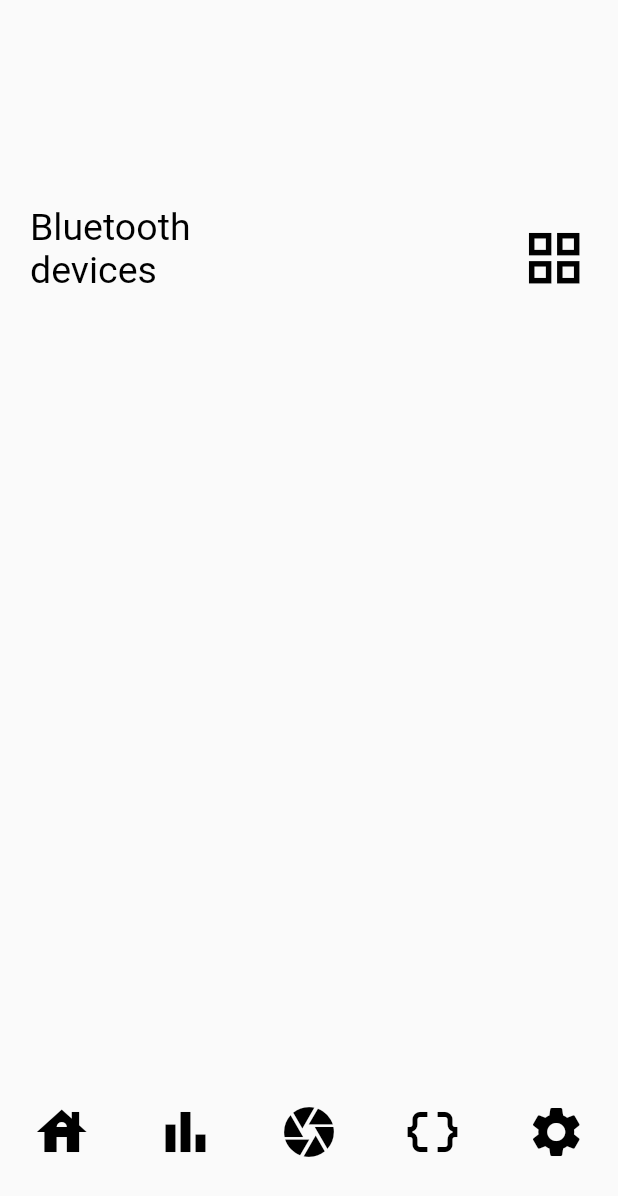
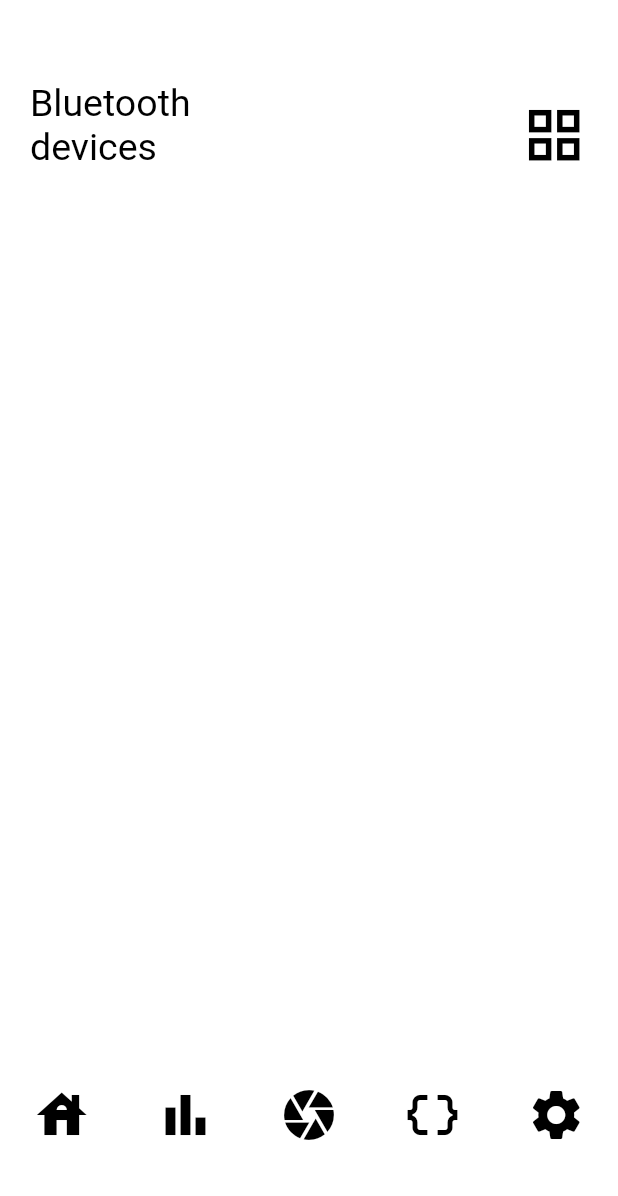
Before and after one commit to HrProject56/TINPRJ0456_app, a Flutter app: the screen it shows after launch, item 5 of the bottom bar chosen, after a tap on the "chevron right" icon, on a phone screen of 412 x 824 dp. Shown: the top 1196 px of the screen. Run offline on Flutter 3.47's test engine with Material 2 defaults, Android fonts, the phone set to English and light mode, and no system bars.

Commit message:
Dark Light modus werkt nu correct!

```diff
--- a/lib/presenters/settingsPresenter.dart
+++ b/lib/presenters/settingsPresenter.dart
@@ -15,6 +15,7 @@ import 'dart:async';
 class SettingsPresenter
 {
   final DEFAULT_VERSION = "1.0.0";
+  SettingsModel _settingsModel = SettingsModel();
 
 
   /**
@@ -22,6 +23,7 @@ class SettingsPresenter
    */
   SettingsPresenter()
   {
+    _settingsModel = SettingsModel.getInstance()!!;
   }
 
 
@@ -84,13 +86,13 @@ class SettingsPresenter
   /**
    * Setters
    */
-  static set setDarkLightMode(bool value) => SettingsModel.setDarkLightMode = value;
-  static set setSystemlang(String lang) => SettingsModel.setCurrentLanguage = lang;
+  set setDarkLightMode(bool value) => _settingsModel.setDarkLightMode = value;
+  set setSystemlang(String lang) => _settingsModel.setCurrentLanguage = lang;
 
 
   /**
    * Getters
    */
-  static bool get getDarkLightMode => SettingsModel.getDarkLightMode;
-  static String get getSystemLang => SettingsModel.getCurrentLanguage;
+  bool get getDarkLightMode => _settingsModel.getDarkLightMode;
+  String get getSystemLang => _settingsModel.getCurrentLanguage;
 }
--- a/lib/utils/uiFunctions.dart
+++ b/lib/utils/uiFunctions.dart
@@ -18,6 +18,7 @@ class UIFunctions
 	static final DIVIDER = 100;
 	static final NAV_NAMES_LIST = [ "home", "statistics", "camera", "database", "settings" ];
 	static final NAV_ICON_LIST = [ Icons.house, Icons.bar_chart, Icons.camera, Icons.data_object, Icons.settings ];
+	static final _settingsPresenter = SettingsPresenter();
 
 
 	/**
@@ -39,13 +40,36 @@ class UIFunctions
 
 
 	/**
+	 * Method to toggle light & dark mode background colors
+	 */
+	static Color toggleBackground()
+	{
+		return _settingsPresenter.getDarkLightMode ? ColorPallette.getBackgroundDarkColor : ColorPallette.getBackgroundLightColor;
+	}
+
+
+	/**
+	 * Method to toggle light & dark font colors
+	 */
+	static Color toggleFontColor()
+	{
+		return _settingsPresenter.getDarkLightMode ? ColorPallette.getFontColorDark : ColorPallette.getFontColorLight;
+	}
+
+
+	/**
  	 *
 	 **/
-	static List<Widget> addTopBar(BuildContext context, String title)
+	static Widget addTopBar(BuildContext context, String title)
 	{
-		List<Widget> bar = [];
-
-		bar.add(Container(
+		return 	Container(
+			width: MediaQuery.of(context).size.width,
+			height: UIFunctions.calculateHeightByFactor(context, 10),
+			alignment: FractionalOffset.topCenter,
+			margin: EdgeInsets.fromLTRB(00.0, 30.0, 00.00, 30.0),
+			child: Row(
+					children: <Widget>[
+						Container(
 							width: calculateWidthByFactor(context, 50),
 							alignment: Alignment.bottomLeft,
 							padding: EdgeInsets.fromLTRB(20.0, 00.0, 00.0, 00.0),
@@ -53,32 +77,33 @@ class UIFunctions
 								title,
 								style: TextStyle(
 									fontSize: 25.0,
-					color: SettingsPresenter.getDarkLightMode ? ColorPallette.getFontColorDark : ColorPallette.getFontColorLight,
+									color: toggleFontColor(),
 								),
 							),
-		));
-		bar.add(Container(
+						),
+						Container(
 							width: calculateWidthByFactor(context, 50),
 							alignment: Alignment.bottomRight,
 							padding: EdgeInsets.fromLTRB(00.0, 00.0, 20.0, 00.0),
 							child: Icon(
 								Icons.grid_view,
 								size: 45.0,
-				color: SettingsPresenter.getDarkLightMode ? ColorPallette.getFontColorDark : ColorPallette.getFontColorLight,
+								color: toggleFontColor(),
 							),
-		));
-
-		return bar;
+						),
+					],
+			),
+		);
 	}
 
 
 	/**
 	 *
 	 **/
-	static List<Widget> addNavigationBar(BuildContext context, int size)
+	static Widget addNavigationBar(BuildContext context, int size)
 	{
 		List<Widget> nav = [];
-		NavigationPresenter navPresenter = new NavigationPresenter();
+		NavigationPresenter navPresenter = NavigationPresenter();
 
 		for (int i = 0; i < size; i++) {
 			nav.add(Container(
@@ -89,12 +114,18 @@ class UIFunctions
 					child: Icon(
 						NAV_ICON_LIST[i],
 						size: 40.0,
-						color: SettingsPresenter.getDarkLightMode ? ColorPallette.getFontColorDark : ColorPallette.getFontColorLight,
+						color: toggleFontColor(),
 					),
 				),
 			));
 		}
 
-		return nav;
+		return Container(
+			width: MediaQuery.of(context).size.width,
+			alignment: FractionalOffset.bottomCenter,
+			child: Row(
+				children: nav,
+			),
+		);
 	}
 }
--- a/lib/views/bluetoothView.dart
+++ b/lib/views/bluetoothView.dart
@@ -44,38 +44,25 @@ class _BluetoothView extends State<BluetoothView>
 	{
 		return Scaffold(
 			appBar: null,
+			backgroundColor: UIFunctions.toggleBackground(),
 			body: Center(
 				child: Container(
 					height: double.maxFinite,
 					child: Column(
 						children: <Widget>[
 							// Title Container
-							Container(
-								width: MediaQuery.of(context).size.width,
-								height: UIFunctions.calculateHeightByFactor(context, 20),
-								alignment: FractionalOffset.topCenter,
-								margin: EdgeInsets.fromLTRB(00.0, 30.0, 00.00, 00.0),
-								child: Row(
-									children: UIFunctions.addTopBar(context, title),
-								),
-							),
+							UIFunctions.addTopBar(context, title),
 
 
 							// Contents Container
 							Container(
 								width: MediaQuery.of(context).size.width,
-								height: UIFunctions.calculateHeightByFactor(context, 65),
+								height: UIFunctions.calculateHeightByFactor(context,  70),
 							),
 
 
 							// Navigation and footer container
-							Container(
-								width: MediaQuery.of(context).size.width,
-								alignment: FractionalOffset.bottomCenter,
-								child: Row(
-									children: UIFunctions.addNavigationBar(context, 5),
-								),
-							),
+							UIFunctions.addNavigationBar(context, 5),
 						],
 					),
 				),
--- a/lib/views/databaseView.dart
+++ b/lib/views/databaseView.dart
@@ -44,38 +44,25 @@ class _DatabaseView extends State<DatabaseView>
 	{
 		return Scaffold(
 			appBar: null,
+			backgroundColor: UIFunctions.toggleBackground(),
 			body: Center(
 				child: Container(
 					height: double.maxFinite,
 					child: Column(
 						children: <Widget>[
 							// Title Container
-							Container(
-								width: MediaQuery.of(context).size.width,
-								height: UIFunctions.calculateHeightByFactor(context, 20),
-								alignment: FractionalOffset.topCenter,
-								margin: EdgeInsets.fromLTRB(00.0, 30.0, 00.00, 00.0),
-								child: Row(
-									children: UIFunctions.addTopBar(context, title),
-								),
-							),
+							UIFunctions.addTopBar(context, title),
 
 
 							// Contents Container
 							Container(
 								width: MediaQuery.of(context).size.width,
-								height: UIFunctions.calculateHeightByFactor(context, 65),
+								height: UIFunctions.calculateHeightByFactor(context,  70),
 							),
 
 
 							// Navigation and footer container
-							Container(
-								width: MediaQuery.of(context).size.width,
-								alignment: FractionalOffset.bottomCenter,
-								child: Row(
-									children: UIFunctions.addNavigationBar(context, 5),
-								),
-							),
+							UIFunctions.addNavigationBar(context, 5),
 						],
 					),
 				),
--- a/lib/views/homeView.dart
+++ b/lib/views/homeView.dart
@@ -44,38 +44,25 @@ class _HomeView extends State<HomeView>
 	{
 		return Scaffold(
 			appBar: null,
+			backgroundColor: UIFunctions.toggleBackground(),
 			body: Center(
 				child: Container(
 					height: double.maxFinite,
 					child: Column(
 						children: <Widget>[
 							// Title Container
-							Container(
-								width: MediaQuery.of(context).size.width,
-								height: UIFunctions.calculateHeightByFactor(context, 10),
-								alignment: FractionalOffset.topCenter,
-								margin: EdgeInsets.fromLTRB(00.0, 30.0, 00.00, 00.0),
-								child: Row(
-									children: UIFunctions.addTopBar(context, title),
-								),
-							),
+							UIFunctions.addTopBar(context, title),
 
 
 							// Contents Container
 							Container(
 								width: MediaQuery.of(context).size.width,
-								height: UIFunctions.calculateHeightByFactor(context, 75),
+								height: UIFunctions.calculateHeightByFactor(context,  70),
 							),
 
 
 							// Navigation and footer container
-							Container(
-								width: MediaQuery.of(context).size.width,
-								alignment: FractionalOffset.bottomCenter,
-								child: Row(
-									children: UIFunctions.addNavigationBar(context, 5),
-								),
-							),
+							UIFunctions.addNavigationBar(context, 5),
 						],
 					),
 				),
--- a/lib/views/settingsView.dart
+++ b/lib/views/settingsView.dart
@@ -30,7 +30,7 @@ class _SettingsView extends State<SettingsView>
 	final fontSize = 20.0;
 	bool darkLightMode = false;
 
-	SettingsPresenter presenter = new SettingsPresenter();
+	SettingsPresenter settingsPresenter = SettingsPresenter();
 
 
 	/**
@@ -52,22 +52,14 @@ class _SettingsView extends State<SettingsView>
 	{
 		return Scaffold(
 			appBar: null,
-			backgroundColor: SettingsPresenter.getDarkLightMode ? ColorPallette.getBackgroundDarkColor : ColorPallette.getBackgroundLightColor,
+			backgroundColor: UIFunctions.toggleBackground(),
 			body: Center(
 				child: Container(
 					height: double.maxFinite,
 					child: Column(
 						children: <Widget>[
 							// Title Container
-							Container(
-								width: MediaQuery.of(context).size.width,
-								height: UIFunctions.calculateHeightByFactor(context, 10),
-								alignment: FractionalOffset.topCenter,
-								margin: EdgeInsets.fromLTRB(00.0, 30.0, 00.00, 30.0),
-								child: Row(
-									children: UIFunctions.addTopBar(context, title),
-								),
-							),
+							UIFunctions.addTopBar(context, title),
 
 
 							// Contents Container
@@ -79,7 +71,7 @@ class _SettingsView extends State<SettingsView>
 									border: Border(
 										top: BorderSide(
 											width: 1.0,
-											color: Colors.black,
+											color: UIFunctions.toggleFontColor(),
 											style: BorderStyle.solid,
 										),
 									),
@@ -96,7 +88,7 @@ class _SettingsView extends State<SettingsView>
 																border: Border(
 																	top: BorderSide(
 																		width: 1.0,
-																		color: Colors.black,
+																		color: UIFunctions.toggleFontColor(),
 																		style: BorderStyle.solid,
 																	),
 																),
@@ -105,6 +97,7 @@ class _SettingsView extends State<SettingsView>
 																	"Scanner koppelen",
 																	style: TextStyle(
 																		fontSize: fontSize,
+																		color: UIFunctions.toggleFontColor(),
 																	),
 															),
 														),
@@ -116,16 +109,17 @@ class _SettingsView extends State<SettingsView>
 																border: Border(
 																	top: BorderSide(
 																		width: 1.0,
-																		color: Colors.black,
+																		color: UIFunctions.toggleFontColor(),
 																		style: BorderStyle.solid,
 																	),
 																),
 															),
 															child: MaterialButton(
-																onPressed: () async => presenter.onPressedNavigation(context, "bluetooth"),
+																onPressed: () async => settingsPresenter.onPressedNavigation(context, "bluetooth"),
 																child: Icon(
 																	Icons.chevron_right,
 																	size: 35.0,
+																	color: UIFunctions.toggleFontColor(),
 																),
 															),
 														),
@@ -141,7 +135,7 @@ class _SettingsView extends State<SettingsView>
 																border: Border(
 																	top: BorderSide(
 																		width: 1.0,
-																		color: Colors.black,
+																		color: UIFunctions.toggleFontColor(),
 																		style: BorderStyle.solid,
 																	),
 																),
@@ -150,6 +144,7 @@ class _SettingsView extends State<SettingsView>
 																	"Database toevoegen",
 																	style: TextStyle(
 																		fontSize: fontSize,
+																		color: UIFunctions.toggleFontColor(),
 																	),
 															),
 														),
@@ -161,16 +156,17 @@ class _SettingsView extends State<SettingsView>
 																border: Border(
 																	top: BorderSide(
 																		width: 1.0,
-																		color: Colors.black,
+																		color: UIFunctions.toggleFontColor(),
 																		style: BorderStyle.solid,
 																	),
 																),
 															),
 															child: MaterialButton(
-																onPressed: () async => presenter.onPressedNavigation(context, "database"),
+																onPressed: () async => settingsPresenter.onPressedNavigation(context, "database"),
 																child: Icon(
 																	Icons.chevron_right,
 																	size: 35.0,
+																	color: UIFunctions.toggleFontColor(),
 																),
 															),
 														),
@@ -186,7 +182,7 @@ class _SettingsView extends State<SettingsView>
 																border: Border(
 																	top: BorderSide(
 																		width: 1.0,
-																		color: Colors.black,
+																		color: UIFunctions.toggleFontColor(),
 																		style: BorderStyle.solid,
 																	),
 																),
@@ -195,6 +191,7 @@ class _SettingsView extends State<SettingsView>
 																	"Geschiedenis bekijken",
 																	style: TextStyle(
 																		fontSize: fontSize,
+																		color: UIFunctions.toggleFontColor(),
 																	),
 															),
 														),
@@ -206,16 +203,17 @@ class _SettingsView extends State<SettingsView>
 																border: Border(
 																	top: BorderSide(
 																		width: 1.0,
-																		color: Colors.black,
+																		color: UIFunctions.toggleFontColor(),
 																		style: BorderStyle.solid,
 																	),
 																),
 															),
 															child: MaterialButton(
-																onPressed: () async => presenter.onPressedNavigation(context, "history"),
+																onPressed: () async => settingsPresenter.onPressedNavigation(context, "history"),
 																child: Icon(
 																	Icons.chevron_right,
 																	size: 35.0,
+																	color: UIFunctions.toggleFontColor(),
 																),
 															),
 														),
@@ -231,15 +229,16 @@ class _SettingsView extends State<SettingsView>
 																border: Border(
 																	top: BorderSide(
 																		width: 1.0,
-																		color: Colors.black,
+																		color: UIFunctions.toggleFontColor(),
 																		style: BorderStyle.solid,
 																	),
 																),
 															),
 															child: Text(
-																SettingsPresenter.getDarkLightMode ? "Dark Mode" : "Light Mode",
+																settingsPresenter.getDarkLightMode ? "Dark Mode" : "Light Mode",
 																style: TextStyle(
 																	fontSize: fontSize,
+																	color: UIFunctions.toggleFontColor(),
 																),
 															),
 														),
@@ -251,16 +250,16 @@ class _SettingsView extends State<SettingsView>
 																border: Border(
 																	top: BorderSide(
 																		width: 1.0,
-																		color: Colors.black,
+																		color: UIFunctions.toggleFontColor(),
 																		style: BorderStyle.solid,
 																	),
 																),
 															),
 															child: Switch(
-																value: SettingsPresenter.getDarkLightMode,
+																value: settingsPresenter.getDarkLightMode,
 																onChanged: (onchange) async {
 																	setState(() {
-																	  presenter.onSwitchedDLMode(context, onchange);
+																	  settingsPresenter.onSwitchedDLMode(context, onchange);
 																	});
 																},
 															),
@@ -277,7 +276,7 @@ class _SettingsView extends State<SettingsView>
 																border: Border(
 																	top: BorderSide(
 																		width: 1.0,
-																		color: Colors.black,
+																		color: UIFunctions.toggleFontColor(),
 																		style: BorderStyle.solid,
 																	),
 																),
@@ -285,6 +284,7 @@ class _SettingsView extends State<SettingsView>
 															child: Text("Taal",
 																style: TextStyle(
 																	fontSize: fontSize,
+																	color: UIFunctions.toggleFontColor(),
 																),
 															),
 														),
@@ -296,7 +296,7 @@ class _SettingsView extends State<SettingsView>
 																border: Border(
 																	top: BorderSide(
 																		width: 1.0,
-																		color: Colors.black,
+																		color: UIFunctions.toggleFontColor(),
 																		style: BorderStyle.solid,
 																	),
 																),
@@ -314,7 +314,7 @@ class _SettingsView extends State<SettingsView>
 																border: Border(
 																	top: BorderSide(
 																		width: 1.0,
-																		color: Colors.black,
+																		color: UIFunctions.toggleFontColor(),
 																		style: BorderStyle.solid,
 																	),
 																),
@@ -322,6 +322,7 @@ class _SettingsView extends State<SettingsView>
 															child: Text("Updates",
 																style: TextStyle(
 																	fontSize: fontSize,
+																	color: UIFunctions.toggleFontColor(),
 																),
 															),
 														),
@@ -333,7 +334,7 @@ class _SettingsView extends State<SettingsView>
 																border: Border(
 																	top: BorderSide(
 																		width: 1.0,
-																		color: Colors.black,
+																		color: UIFunctions.toggleFontColor(),
 																		style: BorderStyle.solid,
 																	),
 																),
@@ -343,6 +344,7 @@ class _SettingsView extends State<SettingsView>
 																child: Icon(
 																	Icons.file_download,
 																	size: 35.0,
+																	color: UIFunctions.toggleFontColor(),
 																),
 															),
 														),
@@ -358,7 +360,7 @@ class _SettingsView extends State<SettingsView>
 																border: Border(
 																	top: BorderSide(
 																		width: 1.0,
-																		color: Colors.black,
+																		color: UIFunctions.toggleFontColor(),
 																		style: BorderStyle.solid,
 																	),
 																),
@@ -366,6 +368,7 @@ class _SettingsView extends State<SettingsView>
 															child: Text("Versie",
 																style: TextStyle(
 																	fontSize: fontSize,
+																	color: UIFunctions.toggleFontColor(),
 																),
 															),
 														),
@@ -377,15 +380,16 @@ class _SettingsView extends State<SettingsView>
 																border: Border(
 																	top: BorderSide(
 																		width: 1.0,
-																		color: Colors.black,
+																		color: UIFunctions.toggleFontColor(),
 																		style: BorderStyle.solid,
 																	),
 																),
 															),
 															child: Text(
-																presenter.getAppVersion(),
+																settingsPresenter.getAppVersion(),
 																style: TextStyle(
 																	fontSize: 15.0,
+																	color: UIFunctions.toggleFontColor(),
 																),
 															),
 														),
@@ -397,13 +401,7 @@ class _SettingsView extends State<SettingsView>
 
 
 							// Navigation and footer container
-							Container(
-								width: MediaQuery.of(context).size.width,
-								alignment: FractionalOffset.bottomCenter,
-								child: Row(
-									children: UIFunctions.addNavigationBar(context, 5),
-								),
-							),
+							UIFunctions.addNavigationBar(context, 5),
 						],
 					),
 				),
```
Also changed, not shown: lib/models/settingsModel.dart (+24 -9 lines), lib/views/cameraView.dart (+4 -17 lines), lib/views/historyView.dart (+4 -18 lines), lib/views/resultsView.dart (+4 -17 lines), lib/views/statisticsView.dart (+4 -18 lines). Lines whose indentation alone changed are shown as unchanged.
